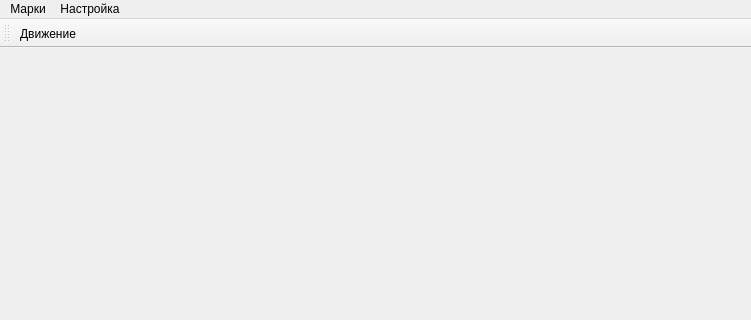
Qt form mainwindow.ui (rust3128/Stamps) before a commit; both pictures show x 0 to 751 and y 0 to 320 of the 751 by 601 pixel window.
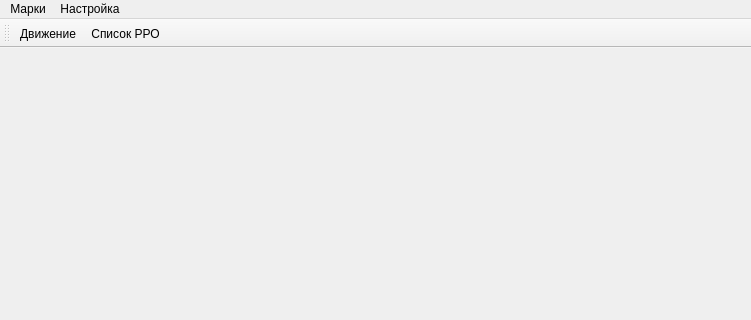
The same form after that commit. Icons and pictures are not drawn.

```diff
--- a/mainwindow.ui
+++ b/mainwindow.ui
@@ -69,6 +69,7 @@
     <bool>false</bool>
    </attribute>
    <addaction name="actionDocs"/>
+   <addaction name="actionRroList"/>
   </widget>
   <widget class="QStatusBar" name="statusBar"/>
   <action name="actionRegions">
```
Left out of the diff: 16 changed lines with no effect on the pictures.
